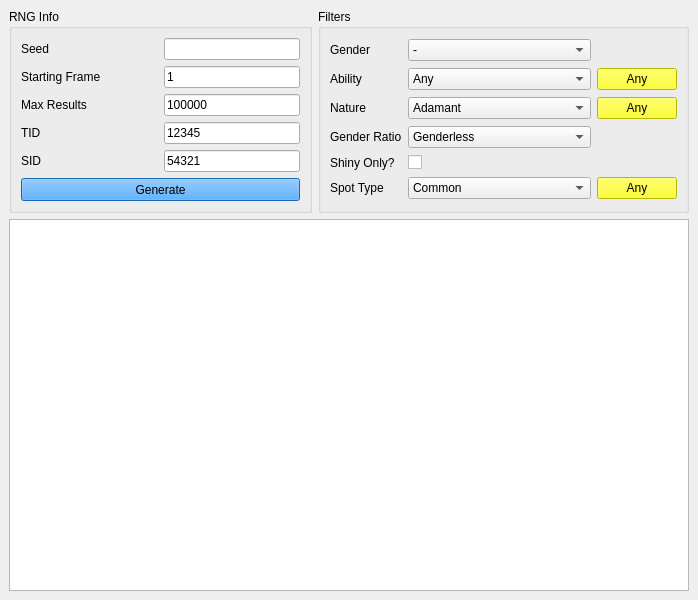
The window that Forms/Gen3/PokeSpot.ui (Admiral-Fish/PokeFinder) describes before a commit, drawn with Qt 5.
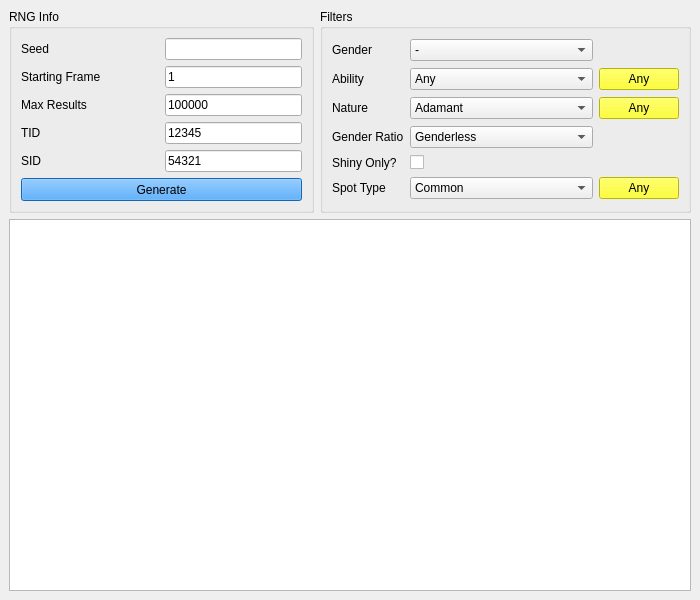
The same window after the commit. Custom widgets are drawn as their Qt base class.

The edit to the form file:
```diff
--- a/Forms/Gen3/PokeSpot.ui
+++ b/Forms/Gen3/PokeSpot.ui
@@ -6,13 +6,13 @@
    <rect>
     <x>0</x>
     <y>0</y>
-    <width>698</width>
+    <width>700</width>
     <height>600</height>
    </rect>
   </property>
   <property name="minimumSize">
    <size>
-    <width>698</width>
+    <width>700</width>
     <height>600</height>
    </size>
   </property>
```
Left out of the diff: 4 changed lines with no effect on the pictures.
